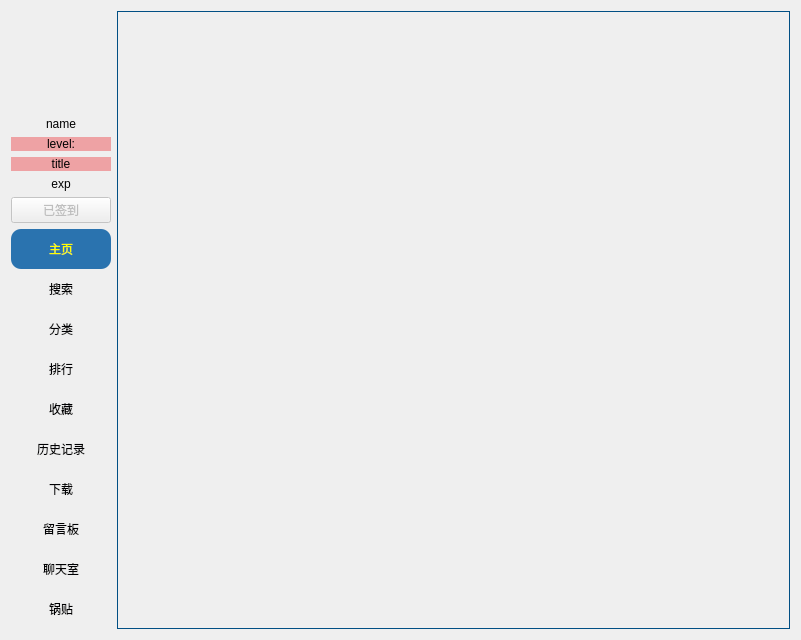
Before: the Qt Designer form ui/user.ui in tonquer/picacg-qt, drawn with Qt 5.
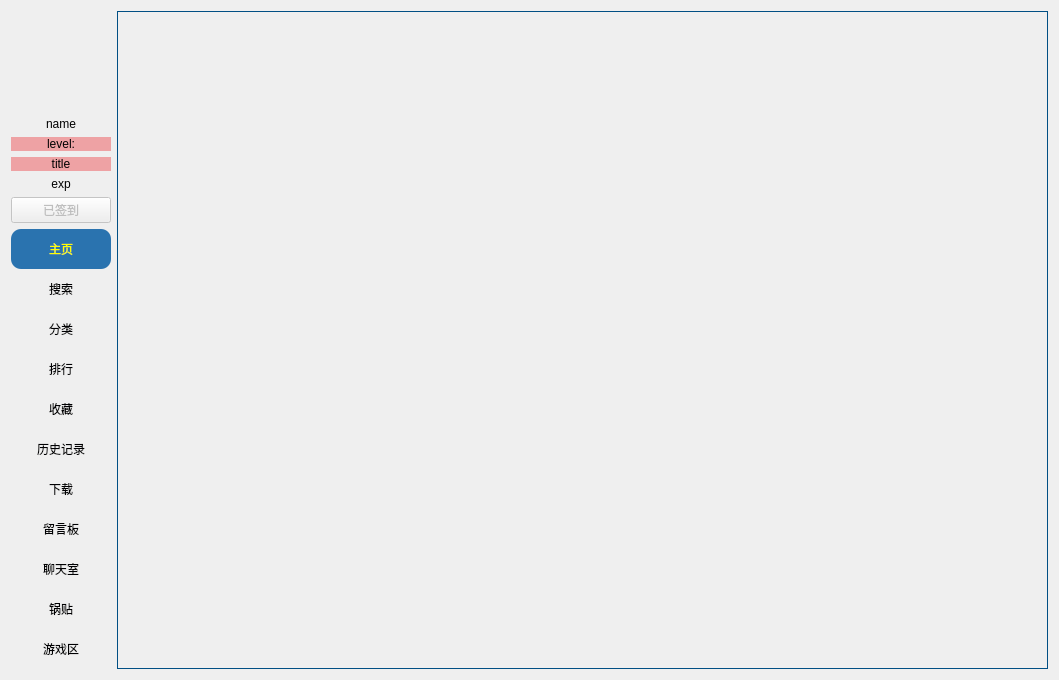
After: the same form once the commit is applied. Icons and pictures are not drawn. Custom widgets are drawn as their Qt base class.

Patch:
```diff
--- a/ui/user.ui
+++ b/ui/user.ui
@@ -6,8 +6,8 @@
    <rect>
     <x>0</x>
     <y>0</y>
-    <width>801</width>
-    <height>637</height>
+    <width>1059</width>
+    <height>677</height>
    </rect>
   </property>
   <property name="minimumSize">
@@ -668,6 +668,56 @@
            </attribute>
           </widget>
          </item>
+         <item>
+          <widget class="QToolButton" name="toolButton10">
+           <property name="minimumSize">
+            <size>
+             <width>100</width>
+             <height>40</height>
+            </size>
+           </property>
+           <property name="maximumSize">
+            <size>
+             <width>100</width>
+             <height>16777215</height>
+            </size>
+           </property>
+           <property name="styleSheet">
+            <string notr="true">/* 正常时，按钮颜色 */
+QToolButton{
+    background:transparent;
+    color: rgb(0, 0, 2);
+    border-style: outset;
+    border-color: beige;
+    border-radius: 10px;
+}
+
+/* 鼠标在按钮上时，按钮颜色 */
+ QToolButton:hover 
+{
+    background-color:rgb(21, 85, 154);
+    border-radius: 10px;
+    color: rgb(0, 0, 0);
+}
+
+ /* 按钮被单击后，按钮颜色 */
+QToolButton:checked {
+    background-color:rgb(42, 115, 175);
+    border-radius: 10px;
+    color: rgb(255, 255, 0);
+}</string>
+           </property>
+           <property name="text">
+            <string>游戏区</string>
+           </property>
+           <property name="checkable">
+            <bool>true</bool>
+           </property>
+           <attribute name="buttonGroup">
+            <string notr="true">buttonGroup</string>
+           </attribute>
+          </widget>
+         </item>
         </layout>
        </item>
       </layout>
```
